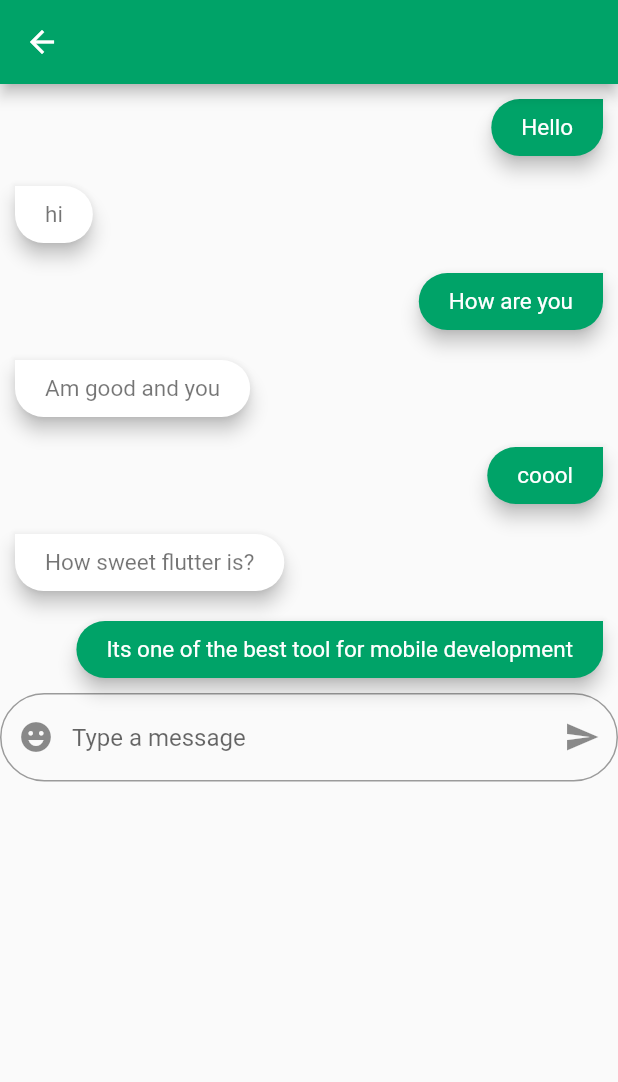
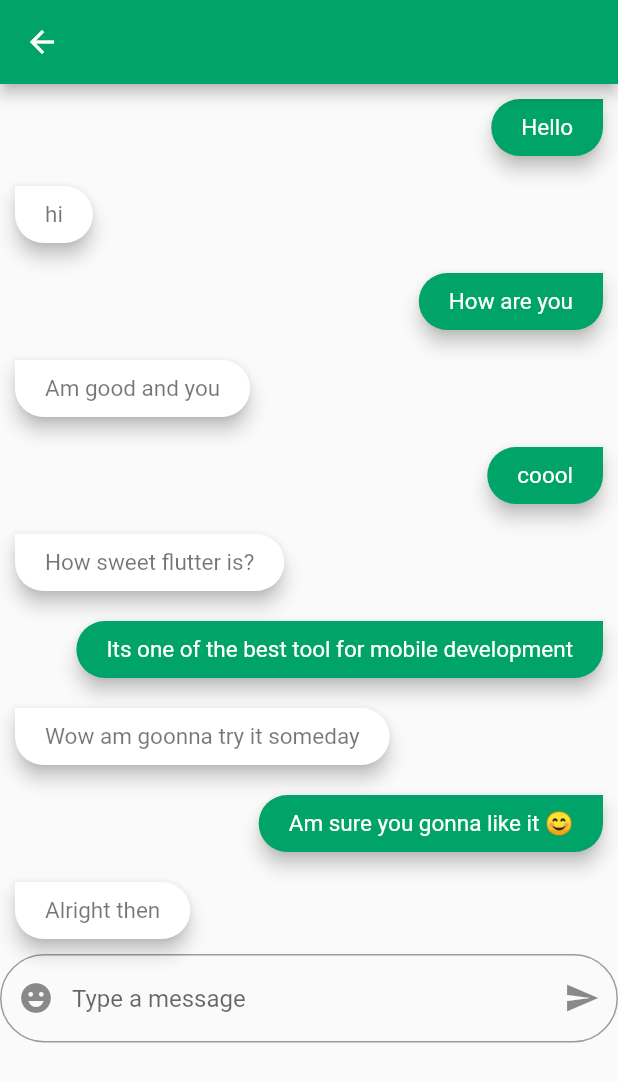
Before and after one commit to elMubarak/NARR_mobile_app, a Flutter app: the MessageScreen screen opened directly with empty values, on a phone screen of 412 x 824 dp. Shown: the top 1082 px of the screen. Run offline on Flutter 3.47's test engine with Material 2 defaults, Android fonts, the phone set to English and light mode, and no system bars; our stand-ins replace carousel_slider, charts_flutter, dio, file_picker, flushbar, flutter_html and 12 more; missing offline and left inert: clipboard, ext_storage, flutter_inappwebview; accounts and stored records are empty; generated files the repository leaves out were written again; network calls fail.

```diff
--- a/lib/screens/message_screen.dart
+++ b/lib/screens/message_screen.dart
@@ -49,6 +49,18 @@ class _MessageScreenState extends State<MessageScreen> {
             MessageBubble(
               text: "Its one of the best tool for mobile development",
               isMe: true,
+            ),
+            MessageBubble(
+              text: "Wow am goonna try it someday",
+              isMe: false,
+            ),
+            MessageBubble(
+              text: "Am sure you gonna like it 😊",
+              isMe: true,
+            ),
+            MessageBubble(
+              text: "Alright then",
+              isMe: false,
             ),
             Container(
               alignment: Alignment.bottomCenter,
```
